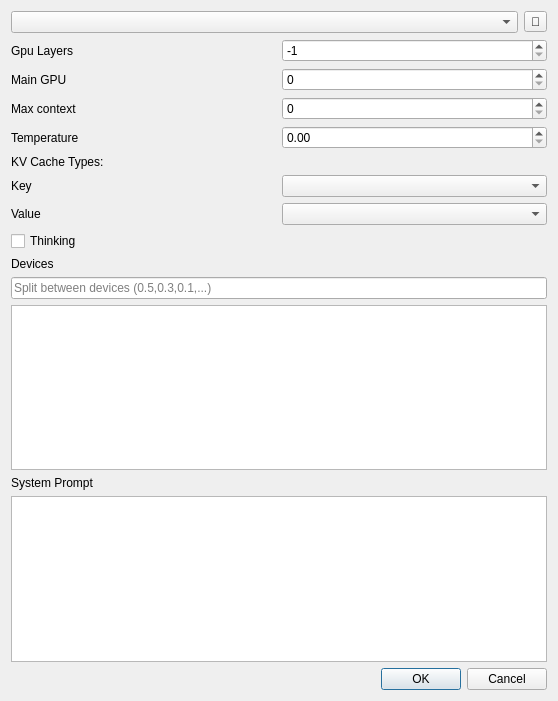
artthirt/LLMTest, file dialogconfig.ui: the form before one commit.
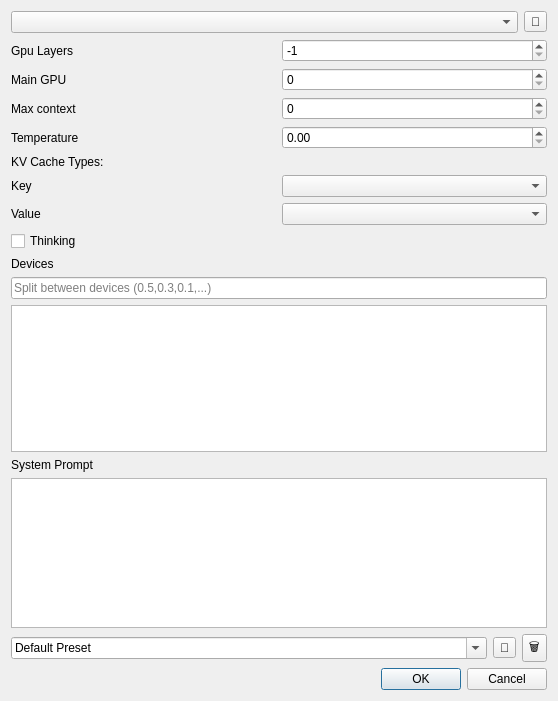
The form after the commit.

```diff
--- a/dialogconfig.ui
+++ b/dialogconfig.ui
@@ -161,6 +161,43 @@
      </property>
     </widget>
    </item>
+   <item>
+    <layout class="QHBoxLayout" name="horizontalLayout_2">
+     <property name="topMargin">
+      <number>0</number>
+     </property>
+     <item>
+      <widget class="QComboBox" name="cbPreset">
+       <property name="editable">
+        <bool>true</bool>
+       </property>
+       <property name="currentText">
+        <string>Default Preset</string>
+       </property>
+       <property name="placeholderText">
+        <string>Default Preset</string>
+       </property>
+       <property name="duplicatesEnabled">
+        <bool>false</bool>
+       </property>
+      </widget>
+     </item>
+     <item>
+      <widget class="QToolButton" name="pbSavePreset">
+       <property name="text">
+        <string>💾</string>
+       </property>
+      </widget>
+     </item>
+     <item>
+      <widget class="QToolButton" name="tbRemovePreset">
+       <property name="text">
+        <string>🗑️</string>
+       </property>
+      </widget>
+     </item>
+    </layout>
+   </item>
    <item>
     <widget class="QDialogButtonBox" name="buttonBox">
      <property name="orientation">
```
